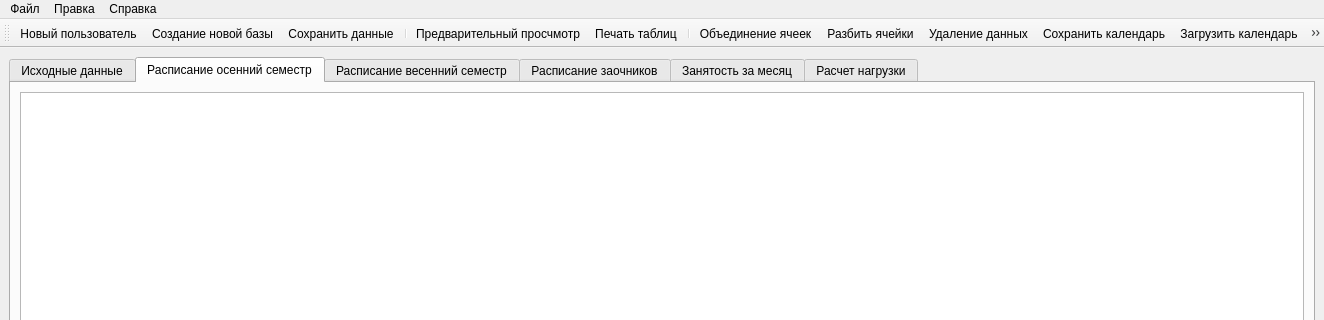
First picture: the form in mainwindow.ui, repository Ivanos121/lesson_konstructor_v2, before the edit; both pictures show x 0 to 1324 and y 0 to 320 of the 1324 by 600 pixel window.
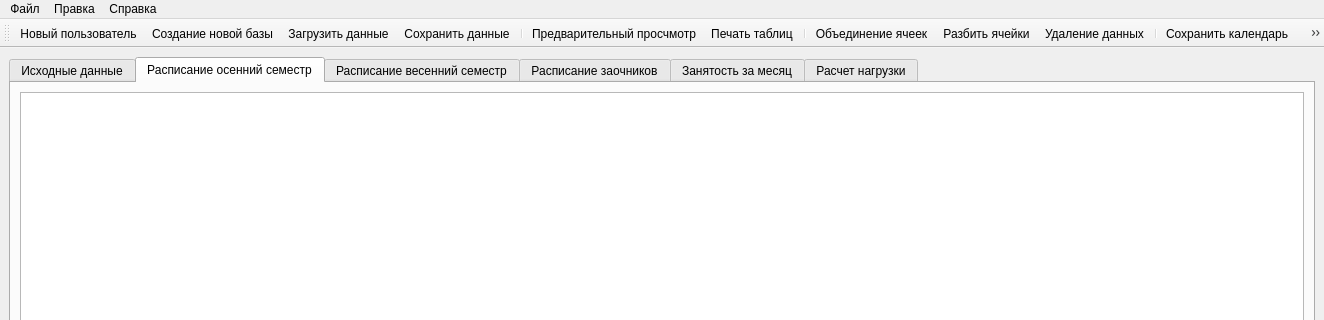
Second picture: the form after the edit. The open tabs and pages were chosen to show the change. Icons and pictures are not drawn.

```diff
--- a/mainwindow.ui
+++ b/mainwindow.ui
@@ -213,6 +213,7 @@
    </attribute>
    <addaction name="addUser"/>
    <addaction name="newTable"/>
+   <addaction name="loadDoc"/>
    <addaction name="saveDoc"/>
    <addaction name="separator"/>
    <addaction name="print_preview"/>
@@ -221,11 +222,14 @@
    <addaction name="medgeCells"/>
    <addaction name="splitCells"/>
    <addaction name="deleteLesson"/>
+   <addaction name="separator"/>
    <addaction name="save_check"/>
    <addaction name="load_check"/>
+   <addaction name="openCurrentCalendar"/>
    <addaction name="separator"/>
    <addaction name="addLine"/>
    <addaction name="deleteLine"/>
+   <addaction name="separator"/>
   </widget>
   <action name="newTable">
    <property name="icon">
@@ -440,6 +444,28 @@
     <enum>QAction::MenuRole::NoRole</enum>
    </property>
   </action>
+  <action name="openCurrentCalendar">
+   <property name="icon">
+    <iconset theme="QIcon::ThemeIcon::GoHome"/>
+   </property>
+   <property name="text">
+    <string>Сегодня</string>
+   </property>
+   <property name="menuRole">
+    <enum>QAction::MenuRole::NoRole</enum>
+   </property>
+  </action>
+  <action name="loadDoc">
+   <property name="icon">
+    <iconset theme="QIcon::ThemeIcon::DocumentOpen"/>
+   </property>
+   <property name="text">
+    <string>Загрузить данные</string>
+   </property>
+   <property name="menuRole">
+    <enum>QAction::MenuRole::NoRole</enum>
+   </property>
+  </action>
  </widget>
  <resources>
   <include location="img.qrc"/>
```
Left out of the diff: 2 changed lines with no effect on the pictures.
